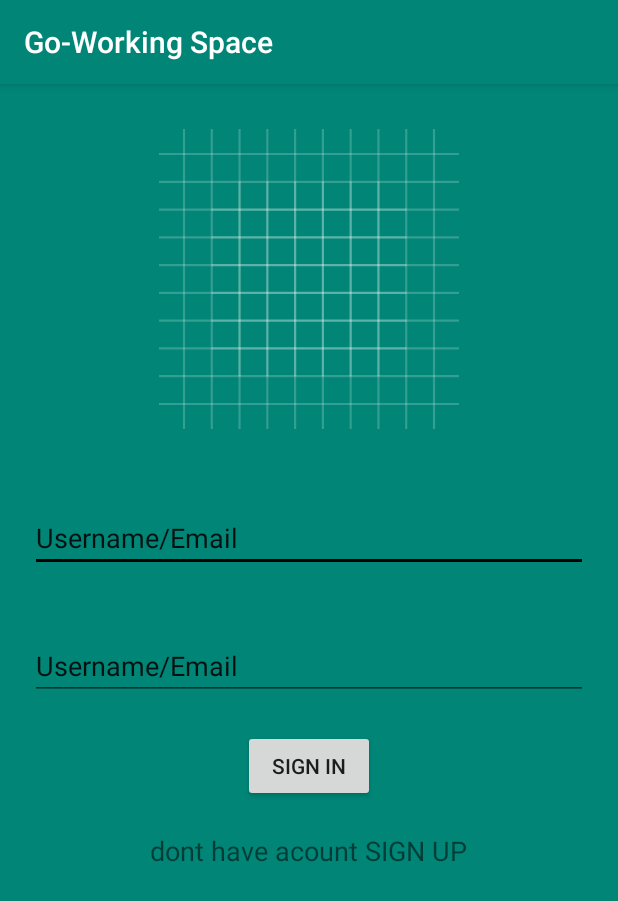
After one commit to MayarSayed/Linguists, an Android app: the SignInActivity screen opened directly, with no data from a screen before it, on a phone screen of 412 x 824 dp. The commit adds this screen. Shown: the top 901 px of the screen. Run offline under Robolectric (Android 15) with nearby library versions, the phone set to English and light mode, and no system bars.

Commit message:
Add sign in activity

```diff
--- a/app/build.gradle
+++ b/app/build.gradle
@@ -24,6 +24,7 @@ dependencies {
     implementation 'androidx.appcompat:appcompat:1.0.2'
     implementation 'com.google.android.material:material:1.0.0'
     implementation 'androidx.constraintlayout:constraintlayout:1.1.3'
+    implementation 'androidx.lifecycle:lifecycle-extensions:2.0.0'
     testImplementation 'junit:junit:4.12'
     androidTestImplementation 'androidx.test:runner:1.2.0'
     androidTestImplementation 'androidx.test.espresso:espresso-core:3.2.0'
--- a/app/src/main/java/com/example/go_workingspace/Data/Contract.java
+++ b/app/src/main/java/com/example/go_workingspace/Data/Contract.java
@@ -9,8 +9,8 @@ public final class Contract {
 
     }
 
-    public static final String CONTENT_AUTHOITY = "";
-    public static final Uri BASE_CONTENT_URI = Uri.parse("contentL//" + CONTENT_AUTHOITY);
+    public static final String CONTENT_AUTHOITY = "com.example.android.go_working_space";
+    public static final Uri BASE_CONTENT_URI = Uri.parse("content://" + CONTENT_AUTHOITY);
     public static final Uri BASE_ID_URI = Uri.parse("content://" + CONTENT_AUTHOITY + "/#");
 
     public static final class Entry implements BaseColumns{
@@ -25,6 +25,7 @@ public final class Contract {
         public static final String COLUMN_PASSWORD = "password";
         public static final String COLUMN_BIRTHDAY = "birthday";
         public static final String COLUMN_LOGED_IN = "login";
+        public static final String COLUMN_ADDRESS = "address";
 
         public static final String COLUMN_PLACE_ID = "place";
         public static final String COLUMN_USER_ID = "user id";
--- a/app/src/main/java/com/example/go_workingspace/Data/DbHelper.java
+++ b/app/src/main/java/com/example/go_workingspace/Data/DbHelper.java
@@ -26,7 +26,8 @@ public class DbHelper extends SQLiteOpenHelper {
             Contract.Entry.COLUMN_NAME + " TEXT NOT NULL, " +
             Contract.Entry.COLUMN_PASSWORD + " TEXT NOT NULL, " +
             Contract.Entry.COLUMN_BIRTHDAY + " TEXT NOT NULL, " +
-            Contract.Entry.COLUMN_LOGED_IN + " INTEGER DEFAULT 0);";
+            Contract.Entry.COLUMN_LOGED_IN + " INTEGER DEFAULT 0)" +
+            Contract.Entry.COLUMN_ADDRESS + " TEXT NOT NULL;";
 
     public static final String SQL_CREATE_HISTORY = "CREATE TABLE " + Contract.Entry.HISTORY_TABLE_NAME + " (" +
             Contract.Entry._ID + " INTEGER PRIMARY KEY AUTOINCREMENT, " +
--- /dev/null
+++ b/app/src/main/java/com/example/go_workingspace/SignInActivity.java
@@ -0,0 +1,17 @@
+package com.example.go_workingspace;
+
+import android.os.Bundle;
+
+import androidx.appcompat.app.AppCompatActivity;
+
+
+public class SignInActivity extends AppCompatActivity {
+
+    @Override
+    protected void onCreate(Bundle savedInstanceState) {
+        super.onCreate(savedInstanceState);
+        setContentView(R.layout.activity_sign_in);
+    }
+
+
+}
--- /dev/null
+++ b/app/src/main/res/layout/activity_sign_in.xml
@@ -0,0 +1,54 @@
+<?xml version="1.0" encoding="utf-8"?>
+<ScrollView xmlns:android="http://schemas.android.com/apk/res/android"
+    xmlns:app="http://schemas.android.com/apk/res-auto"
+    xmlns:tools="http://schemas.android.com/tools"
+    android:layout_width="match_parent"
+    android:layout_height="match_parent"
+    tools:context=".SignInActivity"
+    android:orientation="vertical"
+    android:background="@color/colorPrimary">
+
+    <LinearLayout
+        android:layout_width="match_parent"
+        android:layout_height="match_parent"
+        android:orientation="vertical">
+        <ImageView
+            android:layout_width="300px"
+            android:layout_height="300px"
+            android:layout_margin="30dp"
+            android:layout_gravity="center"
+            android:src="@drawable/ic_launcher_background"/>
+
+        <EditText
+            android:text="Username/Email"
+            android:inputType="text"
+            android:layout_width="match_parent"
+            android:layout_height="wrap_content"
+            android:layout_margin="20dp"/>
+
+        <EditText
+            android:text="Username/Email"
+            android:inputType="text"
+            android:layout_width="match_parent"
+            android:layout_height="wrap_content"
+            android:layout_margin="20dp"/>
+
+        <Button
+            android:layout_width="wrap_content"
+            android:layout_height="wrap_content"
+            android:layout_gravity="center"
+            android:text="Sign In"
+            android:textAllCaps="true"/>
+
+        <TextView
+            android:layout_margin="20dp"
+            android:layout_width="wrap_content"
+            android:layout_height="wrap_content"
+            android:text="dont have acount SIGN UP"
+            android:textSize="8pt"
+            android:hyphenationFrequency="full"
+            android:layout_gravity="center"/>
+    </LinearLayout>
+
+
+</ScrollView>
--- /dev/null
+++ b/app/src/main/res/values-w820dp/dimens.xml
@@ -0,0 +1,6 @@
+<resources>
+    <!-- Example customization of dimensions originally defined in res/values/dimens.xml
+         (such as screen margins) for screens with more than 820dp of available width. This
+         would include 7" and 10" devices in landscape (~960dp and ~1280dp respectively). -->
+    <dimen name="activity_horizontal_margin">64dp</dimen>
+</resources>
--- a/app/src/main/res/values/dimens.xml
+++ b/app/src/main/res/values/dimens.xml
@@ -5,4 +5,6 @@
     <dimen name="nav_header_vertical_spacing">8dp</dimen>
     <dimen name="nav_header_height">176dp</dimen>
     <dimen name="fab_margin">16dp</dimen>
+    <dimen name="appbar_padding">16dp</dimen>
+    <dimen name="appbar_padding_top">8dp</dimen>
 </resources>
--- a/app/src/main/res/values/strings.xml
+++ b/app/src/main/res/values/strings.xml
@@ -13,4 +13,7 @@
     <string name="menu_tools">Tools</string>
     <string name="menu_share">Share</string>
     <string name="menu_send">Send</string>
+    <string name="title_activity_sign_in_up">SignInUpActivity</string>
+    <string name="tab_text_1">Tab 1</string>
+    <string name="tab_text_2">Tab 2</string>
 </resources>
```
Also changed, not shown: app/src/main/AndroidManifest.xml (+5 -3 lines), app/src/main/res/layout/activity_list.xml (+15 -0 lines).
